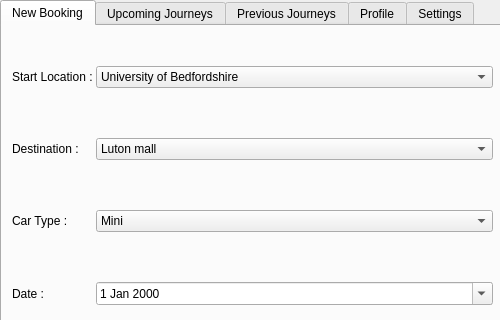
Old version of the form UI/UserScreen.ui in the repository 1412kauti/ProjectHurricane; both pictures show x 0 to 500 and y 0 to 320 of the 500 by 500 pixel window.
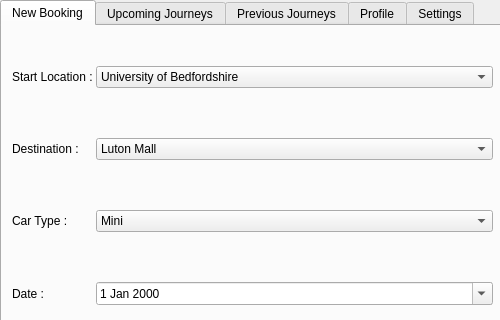
New version of the form.

What changed in the file:
```diff
--- a/UI/UserScreen.ui
+++ b/UI/UserScreen.ui
@@ -142,7 +142,7 @@
        <widget class="QComboBox" name="comboBox_2">
         <item>
          <property name="text">
-          <string>Luton mall</string>
+          <string>Luton Mall</string>
          </property>
         </item>
         <item>
```
Left out of the diff: 26 changed lines with no effect on the pictures.
